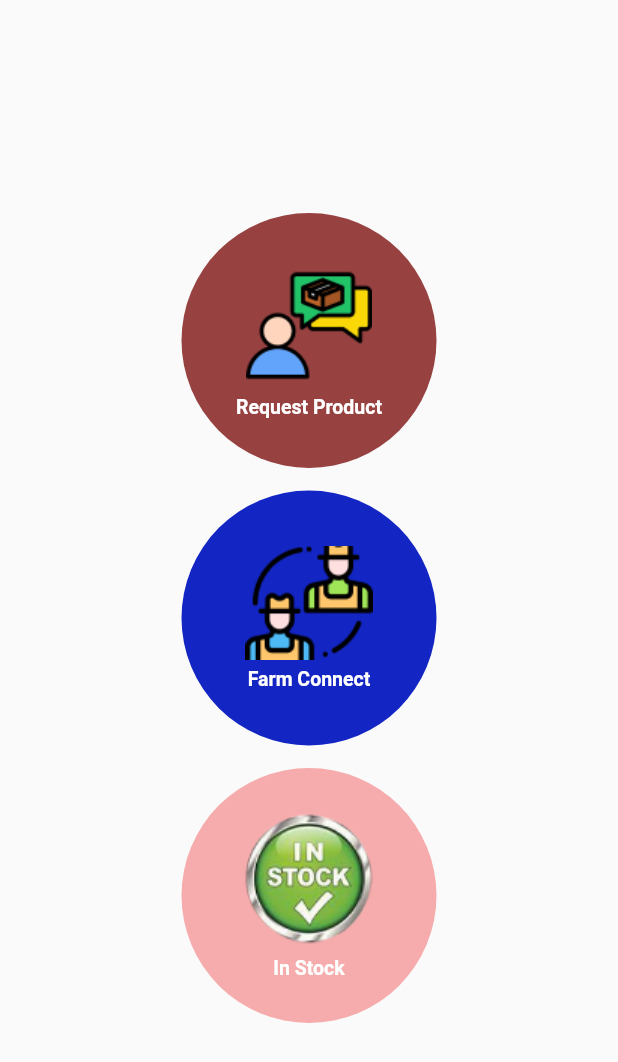
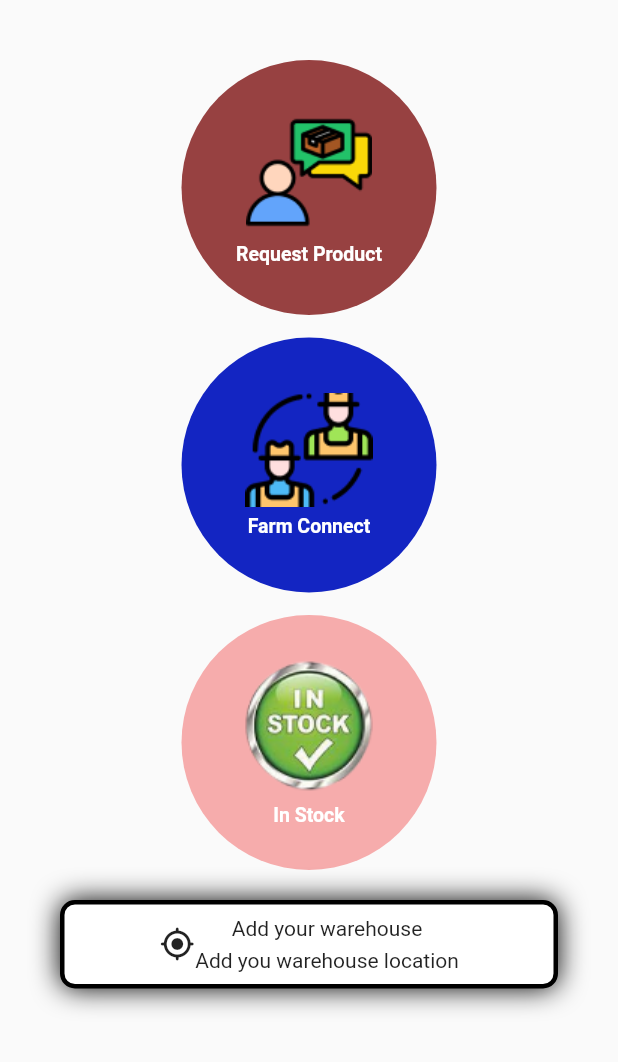
Before and after one commit to Dark-Assualt/farmMitra, a Flutter app: the HomeScreenT screen opened directly, on a phone screen of 412 x 824 dp. Shown: the top 1062 px of the screen. Run offline on Flutter 3.47's test engine with Material 2 defaults, Android fonts, the phone set to English and light mode, and no system bars; our stand-ins replace cloud_firestore, country_picker, firebase_auth, firebase_core, firebase_messaging, firebase_storage and 8 more; missing offline and left inert: dart:ffi, geocoder; accounts and stored records are empty; network calls fail.

Commit message:
added warehouse location remaining display

```diff
--- a/lib/screens/home/homet.dart
+++ b/lib/screens/home/homet.dart
@@ -1,10 +1,19 @@
+import 'package:cloud_firestore/cloud_firestore.dart';
 import 'package:farmmitra/provider/auth_provider.dart';
+import 'package:farmmitra/screens/trader/add_warehouse.dart';
 import 'package:farmmitra/screens/trader/functiont.dart';
 import 'package:farmmitra/screens/wrapper.dart';
+import 'package:firebase_auth/firebase_auth.dart';
 import 'package:flutter/material.dart';
 import 'package:provider/provider.dart';
 
+import '../../model/warehouse_model.dart';
+
+
+final FirebaseAuth _auth = FirebaseAuth.instance;
+
 class HomeScreenT extends StatefulWidget {
+
   const HomeScreenT({Key? key}) : super(key: key);
 
   @override
@@ -12,10 +21,15 @@ class HomeScreenT extends StatefulWidget {
 }
 
 class _HomeScreenTState extends State<HomeScreenT> {
+  final String uid = _auth.currentUser!.uid;
+
   @override
   Widget build(BuildContext context) {
     return SafeArea(child: Scaffold(
-      body: Center(
+      body: SingleChildScrollView(
+        child: Padding(
+          padding: const EdgeInsets.all(40.0),
+          child: Center(
             child: Column(
               mainAxisAlignment: MainAxisAlignment.center,
               children: [
@@ -24,10 +38,46 @@ class _HomeScreenTState extends State<HomeScreenT> {
                 Circle(0xff1325C2, 'Farm Connect', "assets/image/connect.png", 85, 76, 'chat'),
                 SizedBox(height: 15,),
                 Circle(0xffF6ACAC, 'In Stock', "assets/image/stock.png", 87, 92, 'liverequest'),
+                SizedBox(height: 20,),
+                GestureDetector(
+                  onTap: () {
+                    Navigator.push(context,
+                        MaterialPageRoute(builder: (context)=> AddWarehouseScreen()));
+                  },
+                  child: warehouse()
+                  // Container(
+                  //   decoration: BoxDecoration(
+                  //     color: Colors.white,
+                  //     borderRadius: BorderRadius.circular(10),
+                  //     boxShadow: [BoxShadow(blurRadius: 15)],
+                  //     border: Border.all(width: 3, color: Colors.black),
+                  //   ),
+                  //   child: Padding(
+                  //     padding: const EdgeInsets.all(8.0),
+                  //     child: Row(
+                  //       mainAxisAlignment: MainAxisAlignment.center,
+                  //       children: [
+                  //         Icon(Icons.my_location_rounded),
+                  //         Column(
+                  //           children: [
+                  //             Text("Add your warehouse"),
+                  //             SizedBox(height: 5,),
+                  //             Text("Add you warehouse location"),
+                  //           ],
+                  //         )
+                  //       ],
+                  //     ),
+                  //   ),
+                  // ),
+                ),
+
               ],
             ),
           ),
-    ));
+        ),
+      )
+    ),
+    );
   }
   Widget Circle(int color, String text, String image, double w, double h, String _type) {
     return GestureDetector(
@@ -66,4 +116,93 @@ class _HomeScreenTState extends State<HomeScreenT> {
       ),
     );
   }
+  Widget warehouse () {
+   return StreamBuilder<QuerySnapshot>(
+     stream: FirebaseFirestore.instance
+         .collection('warehouses')
+         .where('traderId', isEqualTo: uid)
+         .snapshots(),
+     builder: (context, snapshot) {
+       if (snapshot.hasError){
+         return Container(
+           decoration: BoxDecoration(
+             color: Colors.white,
+             borderRadius: BorderRadius.circular(10),
+             boxShadow: [BoxShadow(blurRadius: 15)],
+             border: Border.all(width: 3, color: Colors.black),
+           ),
+           child:Text('Error: ${snapshot.error}'),
+         );
        }
+       if (!snapshot.hasData) {
+         return  Container(
+           decoration: BoxDecoration(
+             color: Colors.white,
+             borderRadius: BorderRadius.circular(10),
+             boxShadow: [BoxShadow(blurRadius: 15)],
+             border: Border.all(width: 3, color: Colors.black),
+           ),
+           child: CircularProgressIndicator(),
+         );
+       }
+       final List<DocumentSnapshot> warehouses = snapshot.data!.docs;
+       if (warehouses.isEmpty) {
+         return Container(
+           decoration: BoxDecoration(
+             color: Colors.white,
+             borderRadius: BorderRadius.circular(10),
+             boxShadow: [BoxShadow(blurRadius: 15)],
+             border: Border.all(width: 3, color: Colors.black),
+           ),
+           child: Padding(
+             padding: const EdgeInsets.all(8.0),
+             child: Row(
+               mainAxisAlignment: MainAxisAlignment.center,
+               children: [
+                 Icon(Icons.my_location_rounded),
+                 Column(
+                   children: [
+                     Text("Add your warehouse"),
+                     SizedBox(height: 5,),
+                     Text("Add you warehouse location"),
+                   ],
+                 )
+               ],
+             ),
+           ),
+         );
+       }
+       else {
+         return ListView.builder(
+           itemCount: warehouses.length,
+           itemBuilder: (context, index) {
+             final Map<String, dynamic> warehouseData = warehouses[index].data();
+             final String name = warehouseData['name'];
+             final double latitude = warehouseData['latitude'];
+             final double longitude = warehouseData['longitude'];
+             final String address = 'Latitude: $latitude, Longitude: $longitude';
+             return ListTile(
+               title: Text(name),
+               subtitle: Text(address),
+             );
+           },
+         );
+         //   ListView.builder(
+         //   itemCount: warehouses.length,
+         //   itemBuilder: (context, index) {
+         //     final Map<String, dynamic> doc = warehouses[index].data as Map<String, dynamic>;
+         //     final String name = doc['name'];
+         //     final double latitude = doc['latitude'];
+         //     final double longitude = doc['longitude'];
+         //     final String address = 'Latitude: $latitude, Longitude: $longitude';
+         //     return ListTile(
+         //       title: Text(name),
+         //       subtitle: Text(address),
+         //     );
+         //   },
+         // );
+       }
+     },
+   );
+  }
+}
--- a/lib/screens/wrapper.dart
+++ b/lib/screens/wrapper.dart
@@ -87,7 +87,7 @@ class _WrapperState extends State<Wrapper> {
 
   Future<String> getData() async{
     final ap = Provider.of<AuthProvider>(context, listen: false);
-    await Future.delayed(Duration(seconds: 3));
+    await Future.delayed(Duration(seconds: 1));
     ap.getDataFromSP().whenComplete(() => userdata =ap.userModel.userType);
     return userdata;
   }
--- a/lib/services/Maps.dart
+++ b/lib/services/Maps.dart
@@ -1,11 +1,15 @@
 import 'package:flutter/cupertino.dart';
 import 'package:geolocator/geolocator.dart';
 import 'package:geocoder/geocoder.dart' as geoCo;
-
+import 'package:google_maps_flutter/google_maps_flutter.dart';
 
 String finalAddress = "Searching address..";
 class GenerateMaps extends ChangeNotifier{
    Position? position;
+   Position? get getPosition => position;
+
+   // String get getFinalAddress => finalAddress;
+   // GoogleMapController googleMapController;
 
   Future getCurrentLocation() async{
     bool serviceEnabled;
@@ -31,4 +35,5 @@ class GenerateMaps extends ChangeNotifier{
     notifyListeners();
   }
 
+
 }
```
Also changed, not shown: lib/Miniview/maps.dart (added, +16 -0 lines), lib/model/warehouse_model.dart (added, +31 -0 lines), lib/screens/trader/add_warehouse.dart (added, +193 -0 lines). Lines whose indentation alone changed are shown as unchanged.
